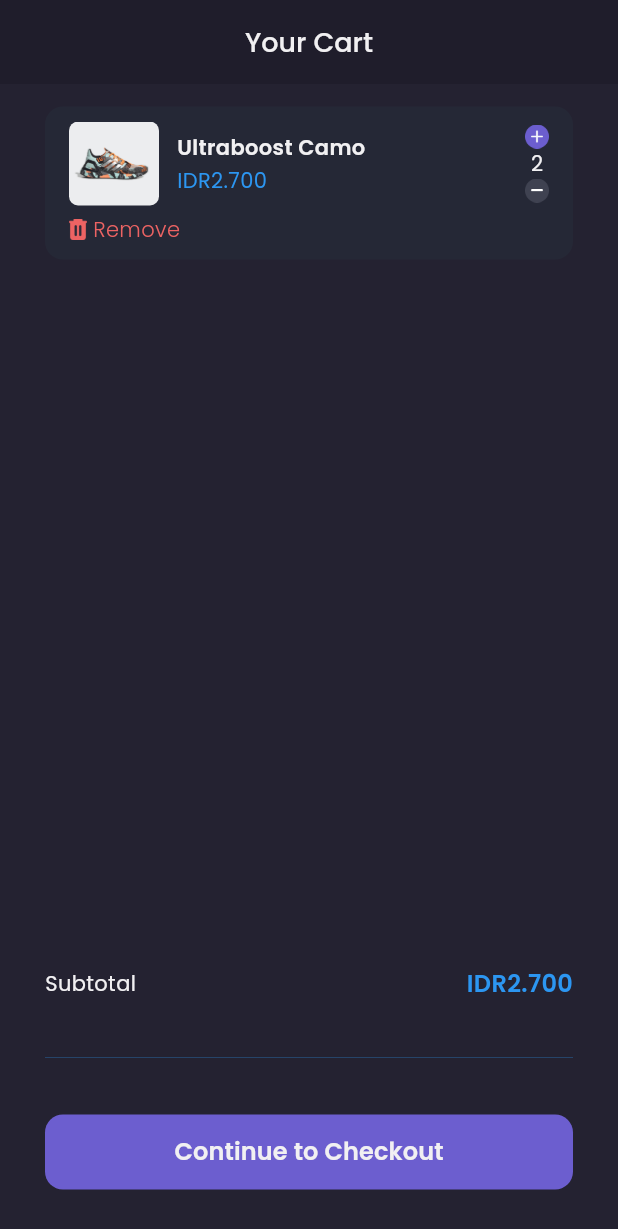
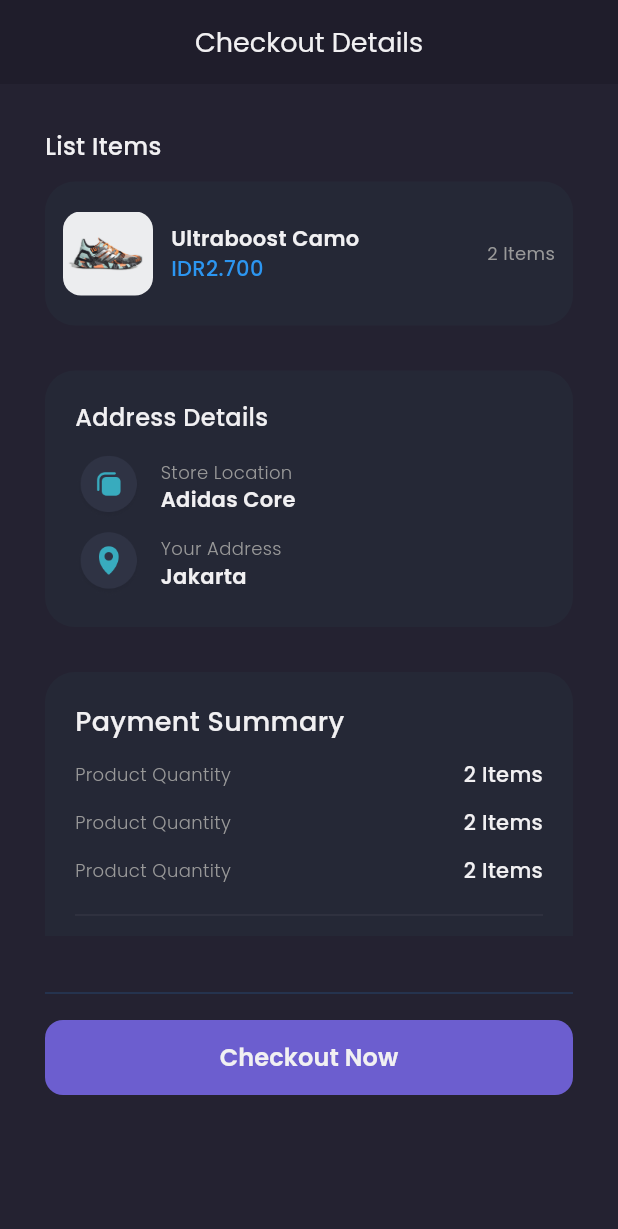
Before and after one commit to askar-ef/eat_sneakers, a Flutter app: the CartPage screen opened by its route, after a tap on "Continue to Checkout", on a phone screen of 412 x 824 dp. Shown: the top 1229 px of the screen. Run offline on Flutter 3.47's test engine with Material 3 defaults, Android fonts, the phone set to English and light mode, and no system bars; our stand-ins replace carousel_slider, google_fonts; accounts and stored records are empty.

```diff
--- /dev/null
+++ b/lib/models/user_model.dart
@@ -0,0 +1,38 @@
+class UserModel {
+  int id;
+  String name;
+  String email;
+  String username;
+  String? profilePhotoUrl;
+  String? token;
+
+  UserModel({
+    required this.id,
+    required this.name,
+    required this.email,
+    required this.username,
+    this.profilePhotoUrl,
+    this.token,
+  });
+
+  factory UserModel.fromJson(Map<String, dynamic> json) {
+    return UserModel(
+      id: json['id'],
+      name: json['name'],
+      email: json['email'],
+      username: json['username'],
+      profilePhotoUrl: json['profile_photo_url'],
+      token: json['token'],
+    );
+  }
+
+  Map<String, dynamic> toJson() {
+    return {
+      'id': id,
+      'name': name,
+      'username': username,
+      'profile_photo_url': profilePhotoUrl,
+      'token': token,
+    };
+  }
+}
--- a/lib/pages/home/cart_page.dart
+++ b/lib/pages/home/cart_page.dart
@@ -1,3 +1,4 @@
+import 'package:eat_sneakers/pages/home/checkout_page.dart';
 import 'package:eat_sneakers/pages/widget/cart_card.dart';
 import 'package:eat_sneakers/theme.dart';
 import 'package:flutter/material.dart';
@@ -120,7 +121,9 @@ class CartPage extends StatelessWidget {
                         borderRadius: BorderRadius.circular(12),
                         color: primaryColor),
                     child: TextButton(
-                        onPressed: () {},
+                        onPressed: () {
+                          Navigator.pushNamed(context, '/checkout');
+                        },
                         child: Text(
                           'Continue to Checkout',
                           style: primaryTextStyle.copyWith(
--- /dev/null
+++ b/lib/pages/home/checkout_page.dart
@@ -0,0 +1,302 @@
+import 'package:eat_sneakers/theme.dart';
+import 'package:flutter/material.dart';
+
+class CheckoutPage extends StatelessWidget {
+  const CheckoutPage({super.key});
+
+  @override
+  Widget build(BuildContext context) {
+    PreferredSizeWidget header() {
+      return AppBar(
+        backgroundColor: backgroundColor1,
+        elevation: 0,
+        title: Text(
+          'Checkout Details',
+          style: primaryTextStyle.copyWith(fontSize: 18),
+        ),
+        automaticallyImplyLeading: false,
+        centerTitle: true,
+      );
+    }
+
+    Widget content() {
+      return ListView(
+        padding: EdgeInsets.symmetric(horizontal: defaultMargin),
+        children: [
+          SizedBox(
+            height: 30,
+          ),
+          Text(
+            'List Items',
+            style: primaryTextStyle.copyWith(fontSize: 16, fontWeight: medium),
+          ),
+          SizedBox(
+            height: 12,
+          ),
+          Container(
+            decoration: BoxDecoration(
+                borderRadius: BorderRadius.circular(20),
+                color: backgroundColor4),
+            padding: EdgeInsets.symmetric(horizontal: 12, vertical: 20),
+            child: Row(
+              children: [
+                ClipRRect(
+                  child: Image.asset(
+                    'assets/image_shoes.png',
+                    width: 60,
+                    fit: BoxFit.cover,
+                  ),
+                  borderRadius: BorderRadius.circular(12),
+                ),
+                SizedBox(
+                  width: 12,
+                ),
+                Expanded(
+                  child: Column(
+                    crossAxisAlignment: CrossAxisAlignment.start,
+                    children: [
+                      Text(
+                        'Ultraboost Camo',
+                        style: primaryTextStyle.copyWith(
+                            fontSize: 14, fontWeight: semibold),
+                      ),
+                      Text(
+                        'IDR2.700',
+                        style: priceTextStyle.copyWith(
+                            fontSize: 14, fontWeight: medium),
+                      ),
+                    ],
+                  ),
+                ),
+                Text(
+                  '2 Items',
+                  style: secondaryTextStyle.copyWith(fontSize: 12),
+                )
+              ],
+            ),
+          ),
+
+          // Address
+          SizedBox(
+            height: 30,
+          ),
+          Container(
+            decoration: BoxDecoration(
+                borderRadius: BorderRadius.circular(20),
+                color: backgroundColor4),
+            padding: EdgeInsets.all(20),
+            child: Column(
+              crossAxisAlignment: CrossAxisAlignment.start,
+              children: [
+                Text(
+                  'Address Details',
+                  style: primaryTextStyle.copyWith(
+                      fontSize: 16, fontWeight: medium),
+                ),
+                SizedBox(
+                  height: 12,
+                ),
+                Row(
+                  children: [
+                    Image.asset(
+                      'assets/icon_store_location.png',
+                      width: 45,
+                    ),
+                    SizedBox(
+                      width: 12,
+                    ),
+                    Column(
+                      crossAxisAlignment: CrossAxisAlignment.start,
+                      children: [
+                        Text(
+                          'Store Location',
+                          style: secondaryTextStyle.copyWith(
+                              fontSize: 12, fontWeight: light),
+                        ),
+                        Text(
+                          'Adidas Core',
+                          style: primaryTextStyle.copyWith(
+                              fontSize: 14, fontWeight: semibold),
+                        ),
+                      ],
+                    ),
+                  ],
+                ),
+                SizedBox(
+                  height: 6,
+                ),
+                Row(
+                  children: [
+                    Image.asset(
+                      'assets/icon_your_address.png',
+                      width: 45,
+                    ),
+                    SizedBox(
+                      width: 12,
+                    ),
+                    Column(
+                      crossAxisAlignment: CrossAxisAlignment.start,
+                      children: [
+                        Text(
+                          'Your Address',
+                          style: secondaryTextStyle.copyWith(
+                              fontSize: 12, fontWeight: light),
+                        ),
+                        Text(
+                          'Jakarta',
+                          style: primaryTextStyle.copyWith(
+                              fontSize: 14, fontWeight: semibold),
+                        ),
+                      ],
+                    ),
+                  ],
+                ),
+              ],
+            ),
+          ),
+          SizedBox(
+            height: 30,
+          ),
+          Container(
+            decoration: BoxDecoration(
+                borderRadius: BorderRadius.circular(20),
+                color: backgroundColor4),
+            padding: EdgeInsets.all(20),
+            child: Column(
+              crossAxisAlignment: CrossAxisAlignment.start,
+              children: [
+                Text(
+                  'Payment Summary',
+                  style: primaryTextStyle.copyWith(
+                      fontSize: 18, fontWeight: medium),
+                ),
+                SizedBox(height: 12),
+                // detail
+                Row(
+                  mainAxisAlignment: MainAxisAlignment.spaceBetween,
+                  children: [
+                    Text(
+                      'Product Quantity',
+                      style: secondaryTextStyle.copyWith(
+                          fontSize: 12, fontWeight: light),
+                    ),
+                    Text(
+                      '2 Items',
+                      style: primaryTextStyle.copyWith(
+                          fontSize: 14, fontWeight: medium),
+                    ),
+                  ],
+                ),
+                SizedBox(height: 12),
+                // detail
+                Row(
+                  mainAxisAlignment: MainAxisAlignment.spaceBetween,
+                  children: [
+                    Text(
+                      'Product Quantity',
+                      style: secondaryTextStyle.copyWith(
+                          fontSize: 12, fontWeight: light),
+                    ),
+                    Text(
+                      '2 Items',
+                      style: primaryTextStyle.copyWith(
+                          fontSize: 14, fontWeight: medium),
+                    ),
+                  ],
+                ),
+                SizedBox(height: 12),
+                // detail
+                Row(
+                  mainAxisAlignment: MainAxisAlignment.spaceBetween,
+                  children: [
+                    Text(
+                      'Product Quantity',
+                      style: secondaryTextStyle.copyWith(
+                          fontSize: 12, fontWeight: light),
+                    ),
+                    Text(
+                      '2 Items',
+                      style: primaryTextStyle.copyWith(
+                          fontSize: 14, fontWeight: medium),
+                    ),
+                  ],
+                ),
+                SizedBox(height: 12),
+                Divider(
+                  thickness: 0.3,
+                  color: tertiaryTextColor,
+                ),
+                SizedBox(
+                  height: 12,
+                ),
+                Row(
+                  mainAxisAlignment: MainAxisAlignment.spaceBetween,
+                  children: [
+                    Text(
+                      'Total',
+                      style: priceTextStyle.copyWith(
+                          fontSize: 14, fontWeight: semibold),
+                    ),
+                    Text(
+                      'IDR5.400',
+                      style: priceTextStyle.copyWith(
+                          fontSize: 14, fontWeight: semibold),
+                    ),
+                  ],
+                ),
+              ],
+            ),
+          )
+        ],
+      );
+    }
+
+    Widget customBottomNav() {
+      return Container(
+        height: 200,
+        child: Column(
+          children: [
+            Container(
+              margin: EdgeInsets.all(defaultMargin),
+              child: Column(
+                children: [
+                  Divider(
+                    thickness: 0.2,
+                    color: priceColor,
+                  ),
+                  SizedBox(
+                    height: 10,
+                  ),
+                  Container(
+                    width: double.infinity,
+                    height: 50,
+                    decoration: BoxDecoration(
+                        borderRadius: BorderRadius.circular(12),
+                        color: primaryColor),
+                    child: TextButton(
+                        onPressed: () {
+                          Navigator.pushNamedAndRemoveUntil(
+                              context, '/checkout-success', (route) => false);
+                        },
+                        child: Text(
+                          'Checkout Now',
+                          style: primaryTextStyle.copyWith(
+                              fontSize: 16, fontWeight: semibold),
+                        )),
+                  ),
+                ],
+              ),
+            ),
+          ],
+        ),
+      );
+    }
+
+    return Scaffold(
+      backgroundColor: backgroundColor3,
+      appBar: header(),
+      body: content(),
+      bottomNavigationBar: customBottomNav(),
+    );
+  }
+}
--- a/pubspec.yaml
+++ b/pubspec.yaml
@@ -37,6 +37,8 @@ dependencies:
   cupertino_icons: ^1.0.2
   google_fonts: ^6.1.0
   carousel_slider: ^4.2.1
+  provider: ^6.1.1
+  http: ^1.1.2
 
 dev_dependencies:
   flutter_test:
```
Also changed, not shown: lib/main.dart (+13 -3 lines), lib/pages/sign_up_page.dart (+56 -4 lines), lib/pages/widget/loading_button.dart (added, +44 -0 lines), lib/providers/auth_provider.dart (added, +35 -0 lines), lib/services/auth_services.dart (added, +51 -0 lines), assets/icon_store_location.png, assets/icon_your_address.png (added), pubspec.lock.
